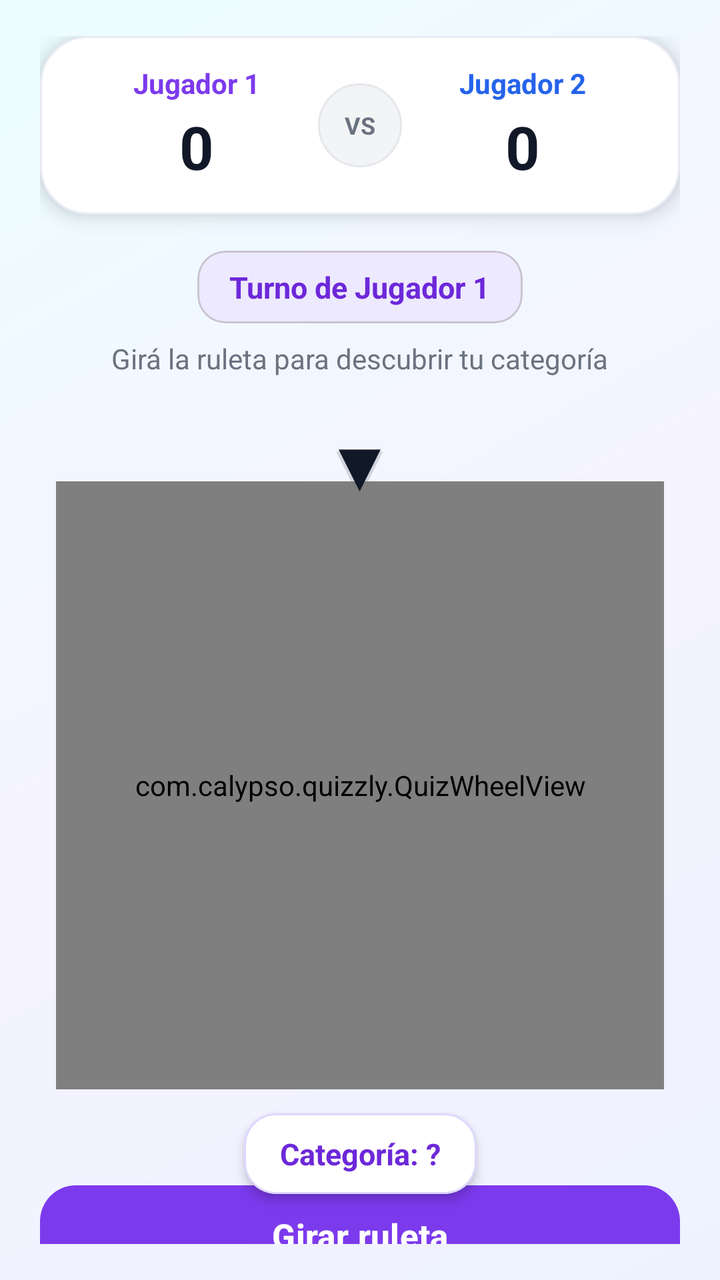
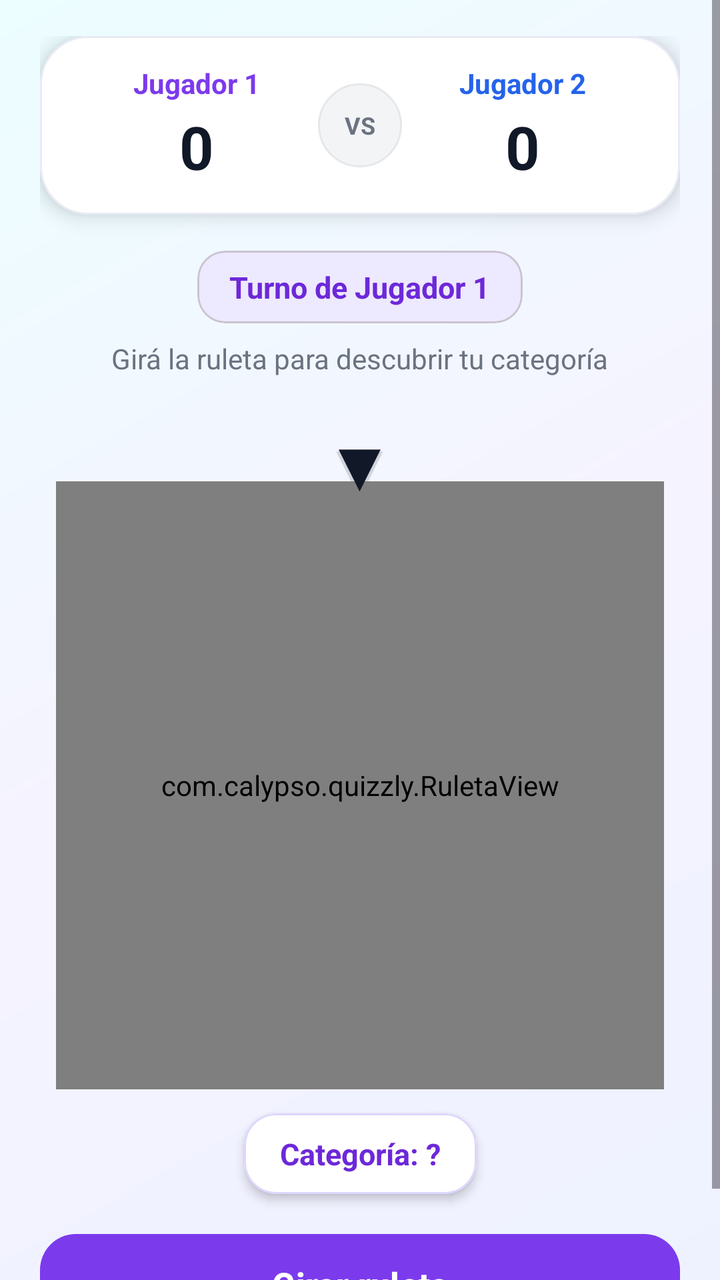

The first picture is an Android layout as it rendered before a commit; the second is the same layout after the commit. The layout source and the unified diff follow.
<!-- AndroidManifest.xml: application theme Theme.Quizzly -->
<!-- res/layout/activity_game.xml -->
<?xml version="1.0" encoding="utf-8"?>
<androidx.constraintlayout.widget.ConstraintLayout
    xmlns:android="http://schemas.android.com/apk/res/android"
    xmlns:app="http://schemas.android.com/apk/res-auto"
    xmlns:tools="http://schemas.android.com/tools"
    android:fitsSystemWindows="true"
    android:layout_width="match_parent"
    android:layout_height="match_parent"
    android:background="@drawable/bg_login_gradient"
    android:paddingStart="20dp"
    android:paddingTop="18dp"
    android:paddingEnd="20dp"
    android:paddingBottom="18dp"
    tools:context=".GameActivity">

    
    <com.google.android.material.card.MaterialCardView
        android:id="@+id/cardScore"
        android:layout_width="0dp"
        android:layout_height="wrap_content"
        app:cardBackgroundColor="#FFFFFF"
        app:cardCornerRadius="24dp"
        app:cardElevation="6dp"
        app:strokeColor="#E8EAF4"
        app:strokeWidth="1dp"
        app:layout_constraintTop_toTopOf="parent"
        app:layout_constraintStart_toStartOf="parent"
        app:layout_constraintEnd_toEndOf="parent">

        <LinearLayout
            android:layout_width="match_parent"
            android:layout_height="wrap_content"
            android:gravity="center_vertical"
            android:orientation="horizontal"
            android:paddingStart="18dp"
            android:paddingTop="14dp"
            android:paddingEnd="18dp"
            android:paddingBottom="14dp">

            
            <LinearLayout
                android:layout_width="0dp"
                android:layout_height="wrap_content"
                android:layout_weight="1"
                android:gravity="center"
                android:orientation="vertical">

                <TextView
                    android:id="@+id/tvPlayer1"
                    android:layout_width="wrap_content"
                    android:layout_height="wrap_content"
                    android:text="Jugador 1"
                    android:textColor="#7C3AED"
                    android:textSize="14sp"
                    android:textStyle="bold" />

                <TextView
                    android:id="@+id/tvScore1"
                    android:layout_width="wrap_content"
                    android:layout_height="wrap_content"
                    android:layout_marginTop="2dp"
                    android:text="0"
                    android:textColor="#111827"
                    android:textSize="30sp"
                    android:textStyle="bold" />

            </LinearLayout>

            
            <TextView
                android:layout_width="42dp"
                android:layout_height="42dp"
                android:background="@drawable/bg_vs_circle"
                android:gravity="center"
                android:text="VS"
                android:textColor="#6B7280"
                android:textSize="12sp"
                android:textStyle="bold" />

            
            <LinearLayout
                android:layout_width="0dp"
                android:layout_height="wrap_content"
                android:layout_weight="1"
                android:gravity="center"
                android:orientation="vertical">

                <TextView
                    android:id="@+id/tvPlayer2"
                    android:layout_width="wrap_content"
                    android:layout_height="wrap_content"
                    android:text="Jugador 2"
                    android:textColor="#2563EB"
                    android:textSize="14sp"
                    android:textStyle="bold" />

                <TextView
                    android:id="@+id/tvScore2"
                    android:layout_width="wrap_content"
                    android:layout_height="wrap_content"
                    android:layout_marginTop="2dp"
                    android:text="0"
                    android:textColor="#111827"
                    android:textSize="30sp"
                    android:textStyle="bold" />

            </LinearLayout>

        </LinearLayout>

    </com.google.android.material.card.MaterialCardView>

    
    <com.google.android.material.card.MaterialCardView
        android:id="@+id/cardTurn"
        android:layout_width="wrap_content"
        android:layout_height="wrap_content"
        android:layout_marginTop="18dp"
        app:cardBackgroundColor="#EDE9FE"
        app:cardCornerRadius="14dp"
        app:cardElevation="0dp"
        app:layout_constraintTop_toBottomOf="@id/cardScore"
        app:layout_constraintStart_toStartOf="parent"
        app:layout_constraintEnd_toEndOf="parent">

        <TextView
            android:id="@+id/tvTurn"
            android:layout_width="wrap_content"
            android:layout_height="wrap_content"
            android:paddingStart="16dp"
            android:paddingTop="8dp"
            android:paddingEnd="16dp"
            android:paddingBottom="8dp"
            android:text="Turno de Jugador 1"
            android:textColor="#6D28D9"
            android:textSize="15sp"
            android:textStyle="bold" />

    </com.google.android.material.card.MaterialCardView>

    <TextView
        android:id="@+id/tvTurnHint"
        android:layout_width="wrap_content"
        android:layout_height="wrap_content"
        android:layout_marginTop="8dp"
        android:text="Girá la ruleta para descubrir tu categoría"
        android:textColor="#6B7280"
        android:textSize="14sp"
        app:layout_constraintTop_toBottomOf="@id/cardTurn"
        app:layout_constraintStart_toStartOf="parent"
        app:layout_constraintEnd_toEndOf="parent" />

    
    <FrameLayout
        android:id="@+id/wheelContainer"
        android:layout_width="320dp"
        android:layout_height="338dp"
        android:layout_marginTop="18dp"
        app:layout_constraintTop_toBottomOf="@id/tvTurnHint"
        app:layout_constraintStart_toStartOf="parent"
        app:layout_constraintEnd_toEndOf="parent">

        
        <TextView
            android:layout_width="wrap_content"
            android:layout_height="wrap_content"
            android:layout_gravity="top|center_horizontal"
            android:translationY="-1dp"
            android:text="▼"
            android:textColor="#D1D5DB"
            android:textSize="40sp" />

        
        <TextView
            android:id="@+id/tvPointer"
            android:layout_width="wrap_content"
            android:layout_height="wrap_content"
            android:layout_gravity="top|center_horizontal"
            android:elevation="12dp"
            android:text="▼"
            android:textColor="#111827"
            android:textSize="36sp" />

        <com.calypso.quizzly.QuizWheelView
            android:id="@+id/quizWheel"
            android:layout_width="304dp"
            android:layout_height="304dp"
            android:layout_gravity="bottom|center_horizontal" />

    </FrameLayout>

    
    <com.google.android.material.card.MaterialCardView
        android:id="@+id/cardSelectedCategory"
        android:layout_width="wrap_content"
        android:layout_height="wrap_content"
        android:layout_marginTop="12dp"
        app:cardBackgroundColor="#FFFFFF"
        app:cardCornerRadius="16dp"
        app:cardElevation="3dp"
        app:strokeColor="#DDD6FE"
        app:strokeWidth="1dp"
        app:layout_constraintTop_toBottomOf="@id/wheelContainer"
        app:layout_constraintStart_toStartOf="parent"
        app:layout_constraintEnd_toEndOf="parent">

        <TextView
            android:id="@+id/tvSelectedCategory"
            android:layout_width="wrap_content"
            android:layout_height="wrap_content"
            android:paddingStart="18dp"
            android:paddingTop="10dp"
            android:paddingEnd="18dp"
            android:paddingBottom="10dp"
            android:text="Categoría: ?"
            android:textColor="#6D28D9"
            android:textSize="15sp"
            android:textStyle="bold" />

    </com.google.android.material.card.MaterialCardView>

    
    <com.google.android.material.button.MaterialButton
        android:id="@+id/btnSpin"
        android:layout_width="0dp"
        android:layout_height="58dp"
        android:layout_marginTop="16dp"
        android:text="Girar ruleta"
        android:textAllCaps="false"
        android:textColor="#FFFFFF"
        android:textSize="17sp"
        android:textStyle="bold"
        app:backgroundTint="#7C3AED"
        app:cornerRadius="18dp"
        app:rippleColor="#A78BFA"
        app:layout_constraintTop_toBottomOf="@id/cardSelectedCategory"
        app:layout_constraintStart_toStartOf="parent"
        app:layout_constraintEnd_toEndOf="parent"
        app:layout_constraintBottom_toBottomOf="parent" />

</androidx.constraintlayout.widget.ConstraintLayout>
<!-- resources referenced by this layout -->
<resources>
  <!-- drawable bg_login_gradient (drawable) -->
  <?xml version="1.0" encoding="utf-8"?>
  <shape xmlns:android="http://schemas.android.com/apk/res/android">
      <gradient
          android:angle="135"
          android:startColor="#EEF2FF"
          android:centerColor="#F5F3FF"
          android:endColor="#ECFEFF" />
  </shape>
  <!-- drawable bg_vs_circle (drawable) -->
  <?xml version="1.0" encoding="utf-8"?>
  <shape
      xmlns:android="http://schemas.android.com/apk/res/android"
      android:shape="oval">
  
      <solid android:color="#F3F4F6" />
  
      <stroke
          android:width="1dp"
          android:color="#E5E7EB" />
  
  </shape>
  <style name="Theme.Quizzly" parent="Base.Theme.Quizzly" />
  <style name="Base.Theme.Quizzly" parent="Theme.Material3.Light.NoActionBar" />
</resources>

<!-- the commit's change to res/layout/activity_game.xml (unified diff, before → after) -->
@@ -1,5 +1,5 @@
 <?xml version="1.0" encoding="utf-8"?>
-<androidx.constraintlayout.widget.ConstraintLayout
+<ScrollView
     xmlns:android="http://schemas.android.com/apk/res/android"
     xmlns:app="http://schemas.android.com/apk/res-auto"
     xmlns:tools="http://schemas.android.com/tools"
@@ -7,235 +7,242 @@
     android:layout_width="match_parent"
     android:layout_height="match_parent"
     android:background="@drawable/bg_login_gradient"
-    android:paddingStart="20dp"
-    android:paddingTop="18dp"
-    android:paddingEnd="20dp"
-    android:paddingBottom="18dp"
-    tools:context=".GameActivity">
-
-    
-    <com.google.android.material.card.MaterialCardView
-        android:id="@+id/cardScore"
-        android:layout_width="0dp"
+    android:fillViewport="true">
+
+    <androidx.constraintlayout.widget.ConstraintLayout
+        android:layout_width="match_parent"
         android:layout_height="wrap_content"
-        app:cardBackgroundColor="#FFFFFF"
-        app:cardCornerRadius="24dp"
-        app:cardElevation="6dp"
-        app:strokeColor="#E8EAF4"
-        app:strokeWidth="1dp"
-        app:layout_constraintTop_toTopOf="parent"
-        app:layout_constraintStart_toStartOf="parent"
-        app:layout_constraintEnd_toEndOf="parent">
-
-        <LinearLayout
-            android:layout_width="match_parent"
-            android:layout_height="wrap_content"
-            android:gravity="center_vertical"
-            android:orientation="horizontal"
-            android:paddingStart="18dp"
-            android:paddingTop="14dp"
-            android:paddingEnd="18dp"
-            android:paddingBottom="14dp">
+        android:paddingStart="20dp"
+        android:paddingTop="18dp"
+        android:paddingEnd="20dp"
+        android:paddingBottom="18dp"
+        tools:context=".GameActivity">
+
+        
+        <com.google.android.material.card.MaterialCardView
+            android:id="@+id/cardScore"
+            android:layout_width="0dp"
+            android:layout_height="wrap_content"
+            app:cardBackgroundColor="#FFFFFF"
+            app:cardCornerRadius="24dp"
+            app:cardElevation="6dp"
+            app:strokeColor="#E8EAF4"
+            app:strokeWidth="1dp"
+            app:layout_constraintTop_toTopOf="parent"
+            app:layout_constraintStart_toStartOf="parent"
+            app:layout_constraintEnd_toEndOf="parent">
+
+            <LinearLayout
+                android:layout_width="match_parent"
+                android:layout_height="wrap_content"
+                android:gravity="center_vertical"
+                android:orientation="horizontal"
+                android:paddingStart="18dp"
+                android:paddingTop="14dp"
+                android:paddingEnd="18dp"
+                android:paddingBottom="14dp">
+
+                
+                <LinearLayout
+                    android:layout_width="0dp"
+                    android:layout_height="wrap_content"
+                    android:layout_weight="1"
+                    android:gravity="center"
+                    android:orientation="vertical">
+
+                    <TextView
+                        android:id="@+id/tvPlayer1"
+                        android:layout_width="wrap_content"
+                        android:layout_height="wrap_content"
+                        android:text="Jugador 1"
+                        android:textColor="#7C3AED"
+                        android:textSize="14sp"
+                        android:textStyle="bold" />
+
+                    <TextView
+                        android:id="@+id/tvScore1"
+                        android:layout_width="wrap_content"
+                        android:layout_height="wrap_content"
+                        android:layout_marginTop="2dp"
+                        android:text="0"
+                        android:textColor="#111827"
+                        android:textSize="30sp"
+                        android:textStyle="bold" />
+
+                </LinearLayout>
+
+                
+                <TextView
+                    android:layout_width="42dp"
+                    android:layout_height="42dp"
+                    android:background="@drawable/bg_vs_circle"
+                    android:gravity="center"
+                    android:text="VS"
+                    android:textColor="#6B7280"
+                    android:textSize="12sp"
+                    android:textStyle="bold" />
+
+                
+                <LinearLayout
+                    android:layout_width="0dp"
+                    android:layout_height="wrap_content"
+                    android:layout_weight="1"
+                    android:gravity="center"
+                    android:orientation="vertical">
+
+                    <TextView
+                        android:id="@+id/tvPlayer2"
+                        android:layout_width="wrap_content"
+                        android:layout_height="wrap_content"
+                        android:text="Jugador 2"
+                        android:textColor="#2563EB"
+                        android:textSize="14sp"
+                        android:textStyle="bold" />
+
+                    <TextView
+                        android:id="@+id/tvScore2"
+                        android:layout_width="wrap_content"
+                        android:layout_height="wrap_content"
+                        android:layout_marginTop="2dp"
+                        android:text="0"
+                        android:textColor="#111827"
+                        android:textSize="30sp"
+                        android:textStyle="bold" />
+
+                </LinearLayout>
+
+            </LinearLayout>
+
+        </com.google.android.material.card.MaterialCardView>
+
+        
+        <com.google.android.material.card.MaterialCardView
+            android:id="@+id/cardTurn"
+            android:layout_width="wrap_content"
+            android:layout_height="wrap_content"
+            android:layout_marginTop="18dp"
+            app:cardBackgroundColor="#EDE9FE"
+            app:cardCornerRadius="14dp"
+            app:cardElevation="0dp"
+            app:layout_constraintTop_toBottomOf="@id/cardScore"
+            app:layout_constraintStart_toStartOf="parent"
+            app:layout_constraintEnd_toEndOf="parent">
+
+            <TextView
+                android:id="@+id/tvTurn"
+                android:layout_width="wrap_content"
+                android:layout_height="wrap_content"
+                android:paddingStart="16dp"
+                android:paddingTop="8dp"
+                android:paddingEnd="16dp"
+                android:paddingBottom="8dp"
+                android:text="Turno de Jugador 1"
+                android:textColor="#6D28D9"
+                android:textSize="15sp"
+                android:textStyle="bold" />
+
+        </com.google.android.material.card.MaterialCardView>
+
+        <TextView
+            android:id="@+id/tvTurnHint"
+            android:layout_width="wrap_content"
+            android:layout_height="wrap_content"
+            android:layout_marginTop="8dp"
+            android:text="Girá la ruleta para descubrir tu categoría"
+            android:textColor="#6B7280"
+            android:textSize="14sp"
+            app:layout_constraintTop_toBottomOf="@id/cardTurn"
+            app:layout_constraintStart_toStartOf="parent"
+            app:layout_constraintEnd_toEndOf="parent" />
+
+        
+        <FrameLayout
+            android:id="@+id/wheelContainer"
+            android:layout_width="320dp"
+            android:layout_height="338dp"
+            android:layout_marginTop="18dp"
+            app:layout_constraintTop_toBottomOf="@id/tvTurnHint"
+            app:layout_constraintStart_toStartOf="parent"
+            app:layout_constraintEnd_toEndOf="parent">
 
             
-            <LinearLayout
-                android:layout_width="0dp"
-                android:layout_height="wrap_content"
-                android:layout_weight="1"
-                android:gravity="center"
-                android:orientation="vertical">
-
-                <TextView
-                    android:id="@+id/tvPlayer1"
-                    android:layout_width="wrap_content"
-                    android:layout_height="wrap_content"
-                    android:text="Jugador 1"
-                    android:textColor="#7C3AED"
-                    android:textSize="14sp"
-                    android:textStyle="bold" />
-
-                <TextView
-                    android:id="@+id/tvScore1"
-                    android:layout_width="wrap_content"
-                    android:layout_height="wrap_content"
-                    android:layout_marginTop="2dp"
-                    android:text="0"
-                    android:textColor="#111827"
-                    android:textSize="30sp"
-                    android:textStyle="bold" />
-
-            </LinearLayout>
+            <TextView
+                android:layout_width="wrap_content"
+                android:layout_height="wrap_content"
+                android:layout_gravity="top|center_horizontal"
+                android:translationY="-1dp"
+                android:text="▼"
+                android:textColor="#D1D5DB"
+                android:textSize="40sp" />
 
             
             <TextView
-                android:layout_width="42dp"
-                android:layout_height="42dp"
-                android:background="@drawable/bg_vs_circle"
-                android:gravity="center"
-                android:text="VS"
-                android:textColor="#6B7280"
-                android:textSize="12sp"
+                android:id="@+id/tvPointer"
+                android:layout_width="wrap_content"
+                android:layout_height="wrap_content"
+                android:layout_gravity="top|center_horizontal"
+                android:elevation="12dp"
+                android:text="▼"
+                android:textColor="#111827"
+                android:textSize="36sp" />
+
+            <com.calypso.quizzly.RuletaView
+                android:id="@+id/ruleta"
+                android:layout_width="304dp"
+                android:layout_height="304dp"
+                android:layout_gravity="bottom|center_horizontal" />
+
+        </FrameLayout>
+
+        
+        <com.google.android.material.card.MaterialCardView
+            android:id="@+id/cardSelectedCategory"
+            android:layout_width="wrap_content"
+            android:layout_height="wrap_content"
+            android:layout_marginTop="12dp"
+            app:cardBackgroundColor="#FFFFFF"
+            app:cardCornerRadius="16dp"
+            app:cardElevation="3dp"
+            app:strokeColor="#DDD6FE"
+            app:strokeWidth="1dp"
+            app:layout_constraintTop_toBottomOf="@id/wheelContainer"
+            app:layout_constraintStart_toStartOf="parent"
+            app:layout_constraintEnd_toEndOf="parent">
+
+            <TextView
+                android:id="@+id/tvSelectedCategory"
+                android:layout_width="wrap_content"
+                android:layout_height="wrap_content"
+                android:paddingStart="18dp"
+                android:paddingTop="10dp"
+                android:paddingEnd="18dp"
+                android:paddingBottom="10dp"
+                android:text="Categoría: ?"
+                android:textColor="#6D28D9"
+                android:textSize="15sp"
                 android:textStyle="bold" />
 
-            
-            <LinearLayout
-                android:layout_width="0dp"
-                android:layout_height="wrap_content"
-                android:layout_weight="1"
-                android:gravity="center"
-                android:orientation="vertical">
-
-                <TextView
-                    android:id="@+id/tvPlayer2"
-                    android:layout_width="wrap_content"
-                    android:layout_height="wrap_content"
-                    android:text="Jugador 2"
-                    android:textColor="#2563EB"
-                    android:textSize="14sp"
-                    android:textStyle="bold" />
-
-                <TextView
-                    android:id="@+id/tvScore2"
-                    android:layout_width="wrap_content"
-                    android:layout_height="wrap_content"
-                    android:layout_marginTop="2dp"
-                    android:text="0"
-                    android:textColor="#111827"
-                    android:textSize="30sp"
-                    android:textStyle="bold" />
-
-            </LinearLayout>
-
-        </LinearLayout>
-
-    </com.google.android.material.card.MaterialCardView>
-
-    
-    <com.google.android.material.card.MaterialCardView
-        android:id="@+id/cardTurn"
-        android:layout_width="wrap_content"
-        android:layout_height="wrap_content"
-        android:layout_marginTop="18dp"
-        app:cardBackgroundColor="#EDE9FE"
-        app:cardCornerRadius="14dp"
-        app:cardElevation="0dp"
-        app:layout_constraintTop_toBottomOf="@id/cardScore"
-        app:layout_constraintStart_toStartOf="parent"
-        app:layout_constraintEnd_toEndOf="parent">
-
-        <TextView
-            android:id="@+id/tvTurn"
-            android:layout_width="wrap_content"
-            android:layout_height="wrap_content"
-            android:paddingStart="16dp"
-            android:paddingTop="8dp"
-            android:paddingEnd="16dp"
-            android:paddingBottom="8dp"
-            android:text="Turno de Jugador 1"
-            android:textColor="#6D28D9"
-            android:textSize="15sp"
-            android:textStyle="bold" />
-
-    </com.google.android.material.card.MaterialCardView>
-
-    <TextView
-        android:id="@+id/tvTurnHint"
-        android:layout_width="wrap_content"
-        android:layout_height="wrap_content"
-        android:layout_marginTop="8dp"
-        android:text="Girá la ruleta para descubrir tu categoría"
-        android:textColor="#6B7280"
-        android:textSize="14sp"
-        app:layout_constraintTop_toBottomOf="@id/cardTurn"
-        app:layout_constraintStart_toStartOf="parent"
-        app:layout_constraintEnd_toEndOf="parent" />
-
-    
-    <FrameLayout
-        android:id="@+id/wheelContainer"
-        android:layout_width="320dp"
-        android:layout_height="338dp"
-        android:layout_marginTop="18dp"
-        app:layout_constraintTop_toBottomOf="@id/tvTurnHint"
-        app:layout_constraintStart_toStartOf="parent"
-        app:layout_constraintEnd_toEndOf="parent">
-
-        
-        <TextView
-            android:layout_width="wrap_content"
-            android:layout_height="wrap_content"
-            android:layout_gravity="top|center_horizontal"
-            android:translationY="-1dp"
-            android:text="▼"
-            android:textColor="#D1D5DB"
-            android:textSize="40sp" />
-
-        
-        <TextView
-            android:id="@+id/tvPointer"
-            android:layout_width="wrap_content"
-            android:layout_height="wrap_content"
-            android:layout_gravity="top|center_horizontal"
-            android:elevation="12dp"
-            android:text="▼"
-            android:textColor="#111827"
-            android:textSize="36sp" />
-
-        <com.calypso.quizzly.QuizWheelView
-            android:id="@+id/quizWheel"
-            android:layout_width="304dp"
-            android:layout_height="304dp"
-            android:layout_gravity="bottom|center_horizontal" />
-
-    </FrameLayout>
-
-    
-    <com.google.android.material.card.MaterialCardView
-        android:id="@+id/cardSelectedCategory"
-        android:layout_width="wrap_content"
-        android:layout_height="wrap_content"
-        android:layout_marginTop="12dp"
-        app:cardBackgroundColor="#FFFFFF"
-        app:cardCornerRadius="16dp"
-        app:cardElevation="3dp"
-        app:strokeColor="#DDD6FE"
-        app:strokeWidth="1dp"
-        app:layout_constraintTop_toBottomOf="@id/wheelContainer"
-        app:layout_constraintStart_toStartOf="parent"
-        app:layout_constraintEnd_toEndOf="parent">
-
-        <TextView
-            android:id="@+id/tvSelectedCategory"
-            android:layout_width="wrap_content"
-            android:layout_height="wrap_content"
-            android:paddingStart="18dp"
-            android:paddingTop="10dp"
-            android:paddingEnd="18dp"
-            android:paddingBottom="10dp"
-            android:text="Categoría: ?"
-            android:textColor="#6D28D9"
-            android:textSize="15sp"
-            android:textStyle="bold" />
-
-    </com.google.android.material.card.MaterialCardView>
-
-    
-    <com.google.android.material.button.MaterialButton
-        android:id="@+id/btnSpin"
-        android:layout_width="0dp"
-        android:layout_height="58dp"
-        android:layout_marginTop="16dp"
-        android:text="Girar ruleta"
-        android:textAllCaps="false"
-        android:textColor="#FFFFFF"
-        android:textSize="17sp"
-        android:textStyle="bold"
-        app:backgroundTint="#7C3AED"
-        app:cornerRadius="18dp"
-        app:rippleColor="#A78BFA"
-        app:layout_constraintTop_toBottomOf="@id/cardSelectedCategory"
-        app:layout_constraintStart_toStartOf="parent"
-        app:layout_constraintEnd_toEndOf="parent"
-        app:layout_constraintBottom_toBottomOf="parent" />
-
-</androidx.constraintlayout.widget.ConstraintLayout>
+        </com.google.android.material.card.MaterialCardView>
+
+        
+        <com.google.android.material.button.MaterialButton
+            android:id="@+id/btnGirar"
+            android:layout_width="0dp"
+            android:layout_height="58dp"
+            android:layout_marginTop="16dp"
+            android:text="Girar ruleta"
+            android:textAllCaps="false"
+            android:textColor="#FFFFFF"
+            android:textSize="17sp"
+            android:textStyle="bold"
+            app:backgroundTint="#7C3AED"
+            app:cornerRadius="18dp"
+            app:rippleColor="#A78BFA"
+            app:layout_constraintTop_toBottomOf="@id/cardSelectedCategory"
+            app:layout_constraintStart_toStartOf="parent"
+            app:layout_constraintEnd_toEndOf="parent"
+            app:layout_constraintBottom_toBottomOf="parent" />
+
+    </androidx.constraintlayout.widget.ConstraintLayout>
+
+</ScrollView>
